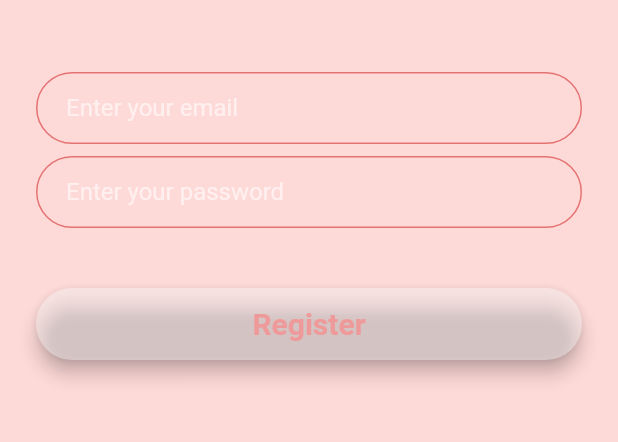
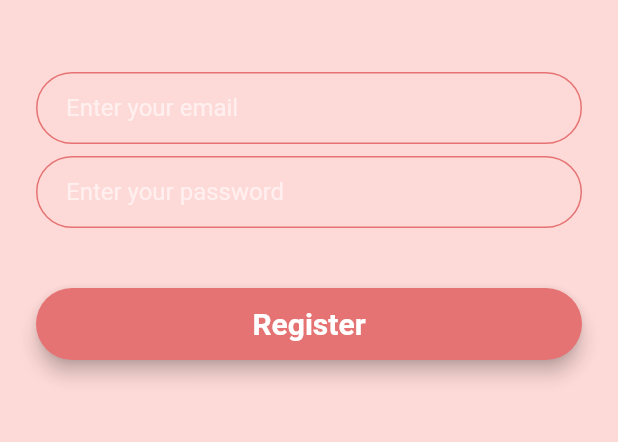
Before and after one commit to apphow/chat_app, a Flutter app: the screen it shows after launch, after a tap on "Register", on a phone screen of 412 x 824 dp, the part 600-1042 px from its top. Run offline on Flutter 3.47's test engine with Material 2 defaults, Android fonts, the phone set to English and light mode, and no system bars; our stand-ins replace animated_text_kit.

Commit message:
cleaned up code by refactoring. Extracted Padding widgets into rounded_button dart file

```diff
--- /dev/null
+++ b/lib/components/rounded_button.dart
@@ -0,0 +1,28 @@
+import 'package:flutter/material.dart';
+
+class RoundedButton extends StatelessWidget {
+  RoundedButton({this.title, @required this.onPressed});
+
+  final String title;
+  final Function onPressed;
+
+  @override
+  Widget build(BuildContext context) {
+    return Padding(
+      padding: EdgeInsets.symmetric(vertical: 16.0),
+      child: Material(
+        elevation: 5.0,
+        color: Colors.red[300],
+        borderRadius: BorderRadius.circular(30.0),
+        child: MaterialButton(
+          onPressed: onPressed,
+          minWidth: 200.0,
+          height: 42.0,
+          child: Text(
+            title,
+          ),
+        ),
+      ),
+    );
+  }
+}
--- a/lib/screens/registration_screen.dart
+++ b/lib/screens/registration_screen.dart
@@ -83,7 +83,7 @@ class _RegistrationScreenState extends State<RegistrationScreen> {
               Padding(
                 padding: EdgeInsets.symmetric(vertical: 16.0),
                 child: Material(
-                  color: Colors.white38,
+                  color: Color(0xFFE57373),
                   borderRadius: BorderRadius.all(Radius.circular(30.0)),
                   elevation: 5.0,
                   child: MaterialButton(
@@ -95,7 +95,7 @@ class _RegistrationScreenState extends State<RegistrationScreen> {
                     child: Text(
                       'Register',
                       style: TextStyle(
-                          color: Colors.red[200],
+                          color: Colors.white,
                           fontSize: 20,
                           fontWeight: FontWeight.bold),
                     ),
--- a/lib/screens/welcome_screen.dart
+++ b/lib/screens/welcome_screen.dart
@@ -1,7 +1,8 @@
+import 'package:chat_app/components/rounded_button.dart';
 import 'package:chat_app/screens/registration_screen.dart';
 import 'package:flutter/cupertino.dart';
 import 'package:flutter/material.dart';
-
+import 'package:animated_text_kit/animated_text_kit.dart';
 import 'login_screen.dart';
 
 class WelcomeScreen extends StatefulWidget {
@@ -28,28 +29,29 @@ class _WelcomeScreenState extends State<WelcomeScreen>
 
     controller = AnimationController(
       duration: Duration(seconds: 1),
-
       // TicketProvider is our WelcomeScreenState object
       vsync: this,
     );
-
     //animation = CurvedAnimation(parent: controller, curve: Curves.easeIn);
-
     animation =
         ColorTween(begin: Colors.orange[100], end: Colors.red.withOpacity(.2))
             .animate(controller);
     //our controller will animate ahead in 60 steps (ticks)(
     controller.forward();
-
     animation.addStatusListener((status) {
       print(status);
     });
-
     // to see what the controller is doing, we need
     // to add a listener to it. Listener takes a callback
     controller.addListener(() {
       setState(() {});
     });
+  }
+
+  @override
+  void dispose() {
+    controller.dispose();
+    super.dispose();
   }
 
   @override
@@ -99,42 +101,16 @@ class _WelcomeScreenState extends State<WelcomeScreen>
               SizedBox(
                 height: 10.0,
               ),
-              Padding(
-                padding: EdgeInsets.symmetric(vertical: 16.0),
-                child: Material(
-                  elevation: 5.0,
-                  color: Colors.red[300],
-                  borderRadius: BorderRadius.circular(30.0),
-                  child: MaterialButton(
-                    onPressed: () {
-                      Navigator.pushNamed(context, LoginScreen.id);
-                    },
-                    minWidth: 200.0,
-                    height: 42.0,
-                    child: Text(
-                      'Log In',
-                    ),
-                  ),
-                ),
-              ),
-              Padding(
-                padding: EdgeInsets.symmetric(vertical: 16.0),
-                child: Material(
-                  color: Colors.red[300],
-                  borderRadius: BorderRadius.circular(30.0),
-                  elevation: 5.0,
-                  child: MaterialButton(
-                    onPressed: () {
-                      Navigator.pushNamed(context, RegistrationScreen.id);
-                    },
-                    minWidth: 200.0,
-                    height: 42.0,
-                    child: Text(
-                      'Register',
-                    ),
-                  ),
-                ),
-              ),
+              RoundedButton(
+                  title: 'Login',
+                  onPressed: () {
+                    Navigator.pushNamed(context, LoginScreen.id);
+                  }),
+              RoundedButton(
+                  title: 'Register',
+                  onPressed: () {
+                    Navigator.pushNamed(context, RegistrationScreen.id);
+                  }),
             ],
           ),
         ),
--- a/pubspec.yaml
+++ b/pubspec.yaml
@@ -11,6 +11,7 @@ dependencies:
     sdk: flutter
 
   cupertino_icons: ^0.1.2
+  animated_text_kit: ^2.2.0
 
 dev_dependencies:
   flutter_test:
```
Also changed, not shown: pubspec.lock, 1 other file.
